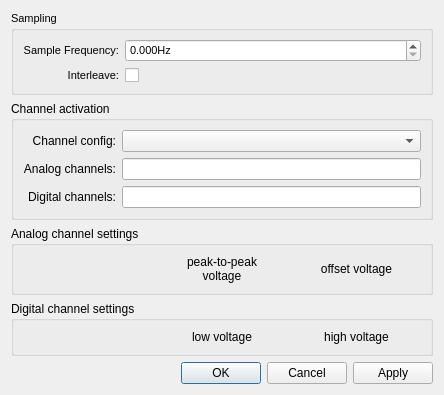
The window that qudi/gui/pulsed/ui_pulsed_main_gui_settings_generator.ui (Ulm-IQO/qudi) describes before a commit, drawn with Qt 5.
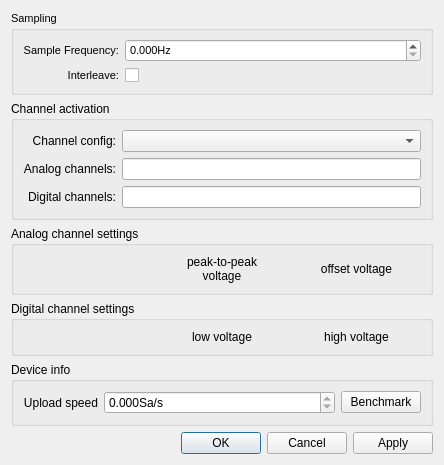
The same window after the commit. Custom widgets are drawn as their Qt base class.

Commit message: added pulse generator benchmarking to pulsed gui - fixed: error on deactivation of sequencegeneratorlogic

What changed in the file:
```diff
--- a/qudi/gui/pulsed/ui_pulsed_main_gui_settings_generator.ui
+++ b/qudi/gui/pulsed/ui_pulsed_main_gui_settings_generator.ui
@@ -7,7 +7,7 @@
     <x>0</x>
     <y>0</y>
     <width>444</width>
-    <height>347</height>
+    <height>406</height>
    </rect>
   </property>
   <property name="windowTitle">
@@ -309,6 +309,81 @@
      </layout>
     </widget>
    </item>
+   <item>
+    <widget class="QGroupBox" name="devinfoBox">
+     <property name="title">
+      <string>Device info</string>
+     </property>
+     <layout class="QGridLayout" name="gridLayout_5">
+      <item row="0" column="0" alignment="Qt::AlignLeft">
+       <widget class="QLabel" name="label_8">
+        <property name="text">
+         <string>Upload speed</string>
+        </property>
+        <property name="alignment">
+         <set>Qt::AlignRight|Qt::AlignTrailing|Qt::AlignVCenter</set>
+        </property>
+       </widget>
+      </item>
+      <item row="0" column="1">
+       <widget class="ScienDSpinBox" name="upload_speed_DSpinBox">
+        <property name="enabled">
+         <bool>true</bool>
+        </property>
+        <property name="sizePolicy">
+         <sizepolicy hsizetype="Expanding" vsizetype="Fixed">
+          <horstretch>0</horstretch>
+          <verstretch>0</verstretch>
+         </sizepolicy>
+        </property>
+        <property name="minimumSize">
+         <size>
+          <width>0</width>
+          <height>0</height>
+         </size>
+        </property>
+        <property name="maximumSize">
+         <size>
+          <width>16777215</width>
+          <height>16777215</height>
+         </size>
+        </property>
+        <property name="alignment">
+         <set>Qt::AlignLeading|Qt::AlignLeft|Qt::AlignVCenter</set>
+        </property>
+        <property name="readOnly">
+         <bool>true</bool>
+        </property>
+        <property name="buttonSymbols">
+         <enum>QAbstractSpinBox::UpDownArrows</enum>
+        </property>
+        <property name="keyboardTracking">
+         <bool>true</bool>
+        </property>
+        <property name="suffix">
+         <string>Sa/s</string>
+        </property>
+        <property name="decimals">
+         <number>3</number>
+        </property>
+        <property name="maximum">
+         <double>1000000000.000000000000000</double>
+        </property>
+        <property name="singleStep">
+         <double>0.000000000000000</double>
+        </property>
+       </widget>
+      </item>
+      <item row="0" column="2">
+       <widget class="QPushButton" name="trigger_pg_benchmark">
+        <property name="text">
+         <string>Benchmark</string>
+        </property>
+       </widget>
+      </item>
+     </layout>
+    </widget>
+   </item>
    <item>
     <widget class="QDialogButtonBox" name="buttonBox">
      <property name="orientation">
```
The commit also changes 2 other files.
